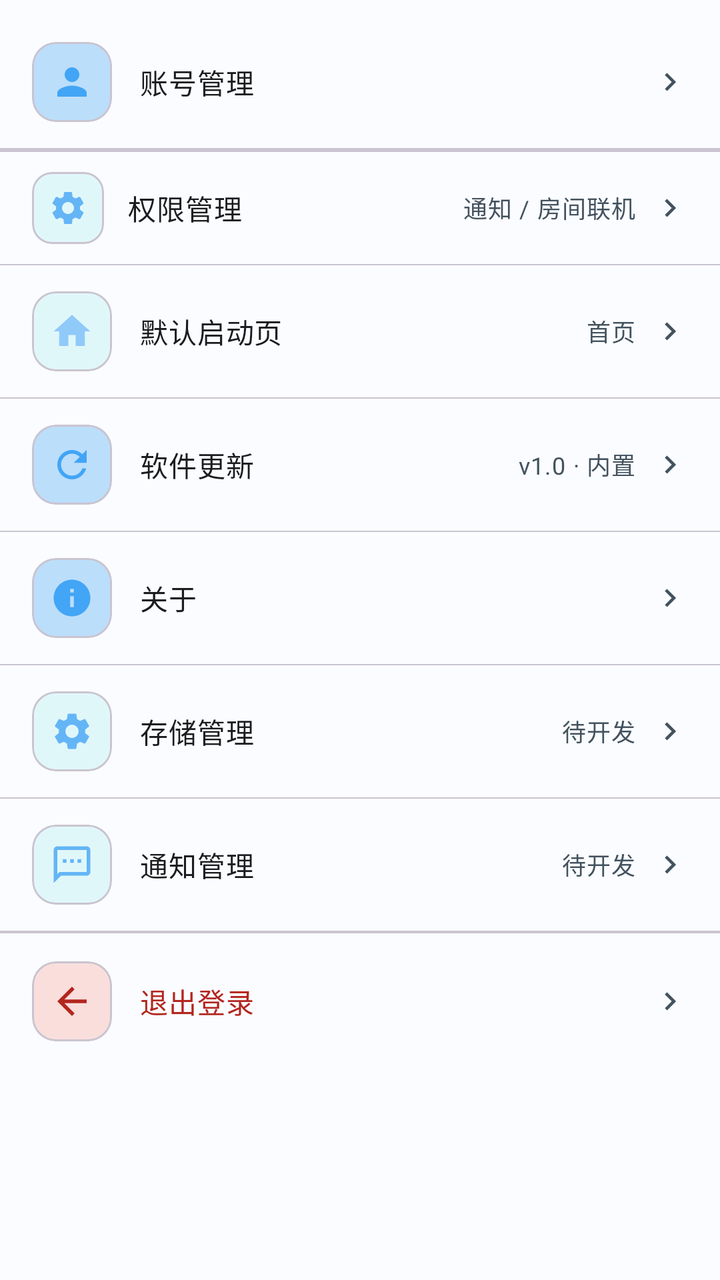
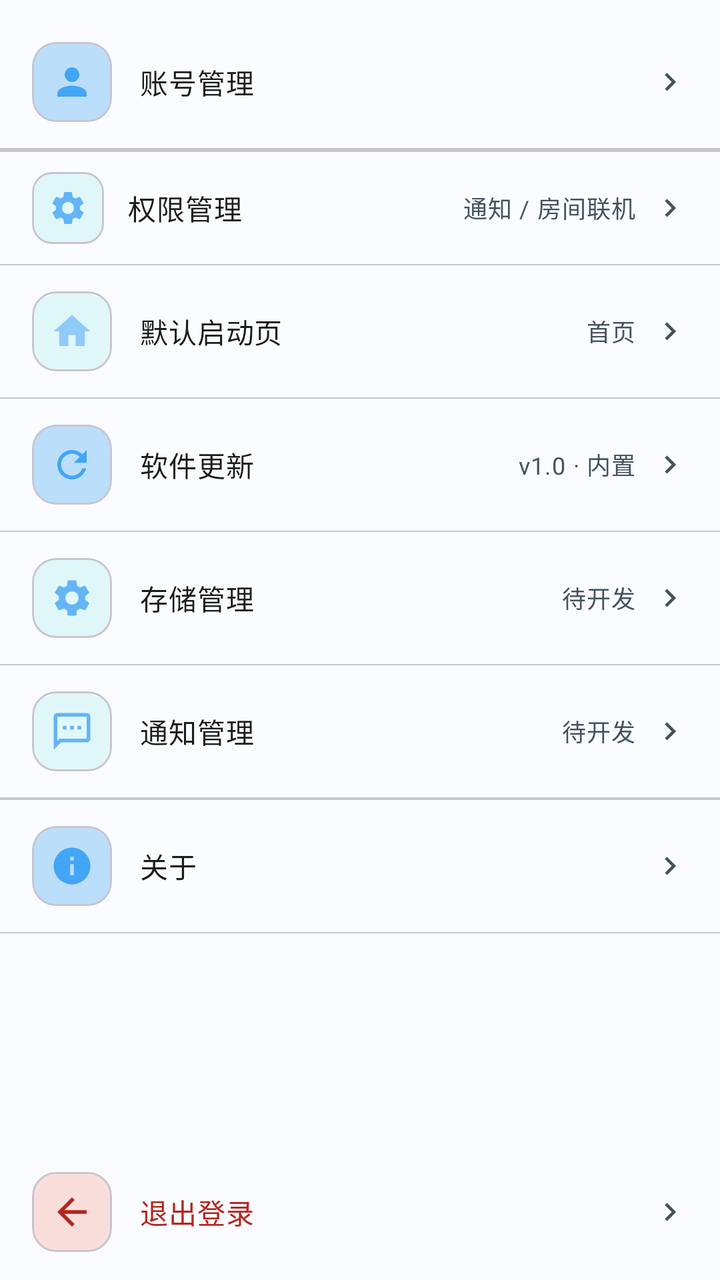

An Android layout rendered at two revisions. The XML below is the earlier revision; the diff shows what the commit changed to produce the second picture.
<!-- AndroidManifest.xml: application theme AppTheme -->
<!-- res/layout/fragment_settings.xml -->
<?xml version="1.0" encoding="utf-8"?>
<LinearLayout xmlns:android="http://schemas.android.com/apk/res/android"
    xmlns:app="http://schemas.android.com/apk/res-auto"
    android:layout_width="match_parent"
    android:layout_height="match_parent"
    android:orientation="vertical"
    android:background="?attr/colorSurface"
    android:paddingTop="8dp">

    
    <LinearLayout android:id="@+id/item_account" android:layout_width="match_parent" android:layout_height="wrap_content" android:background="?attr/selectableItemBackground" android:gravity="center_vertical" android:paddingHorizontal="16dp" android:paddingVertical="13dp">
        <com.google.android.material.card.MaterialCardView android:layout_width="40dp" android:layout_height="40dp" app:cardCornerRadius="12dp" app:cardElevation="0dp" app:cardBackgroundColor="?attr/colorPrimaryContainer">
            <ImageView android:layout_width="match_parent" android:layout_height="match_parent" android:src="@drawable/ic_mine" android:contentDescription="账号" android:padding="9dp" android:tint="?attr/colorPrimary" />
        </com.google.android.material.card.MaterialCardView>
        <TextView android:layout_width="0dp" android:layout_height="wrap_content" android:layout_weight="1" android:layout_marginStart="14dp" android:text="账号管理" android:textAppearance="?attr/textAppearanceBodyMedium" android:textColor="?attr/colorOnSurface" />
        <TextView android:id="@+id/tv_account_label" android:layout_width="wrap_content" android:layout_height="wrap_content" android:text="" android:textAppearance="?attr/textAppearanceBodySmall" android:textColor="?attr/colorOnSurfaceVariant" android:layout_marginEnd="8dp" />
        <ImageView android:layout_width="18dp" android:layout_height="18dp" android:src="@drawable/ic_chevron_right" android:contentDescription="进入" />
    </LinearLayout>
    <View android:layout_width="match_parent" android:layout_height="0.5dp" android:background="?attr/colorOutlineVariant" />

    
    <LinearLayout android:id="@+id/item_module"
            android:visibility="gone" android:layout_width="match_parent" android:layout_height="wrap_content" android:background="?attr/selectableItemBackground" android:gravity="center_vertical" android:paddingHorizontal="16dp" android:paddingVertical="13dp">
        <com.google.android.material.card.MaterialCardView android:layout_width="40dp" android:layout_height="40dp" app:cardCornerRadius="12dp" app:cardElevation="0dp" app:cardBackgroundColor="?attr/colorTertiaryContainer">
            <ImageView android:layout_width="match_parent" android:layout_height="match_parent" android:src="@drawable/ic_chat" android:contentDescription="插件" android:padding="9dp" android:tint="?attr/colorTertiary" />
        </com.google.android.material.card.MaterialCardView>
        <TextView android:layout_width="0dp" android:layout_height="wrap_content" android:layout_weight="1" android:layout_marginStart="14dp" android:text="插件" android:textAppearance="?attr/textAppearanceBodyMedium" android:textColor="?attr/colorOnSurface" />
        <TextView android:id="@+id/tv_module_count_setting" android:layout_width="wrap_content" android:layout_height="wrap_content" android:text="0个" android:textAppearance="?attr/textAppearanceBodySmall" android:textColor="?attr/colorOnSurfaceVariant" android:layout_marginEnd="8dp" />
        <ImageView android:layout_width="18dp" android:layout_height="18dp" android:src="@drawable/ic_chevron_right" android:contentDescription="进入" />
    </LinearLayout>
    <View android:layout_width="match_parent" android:layout_height="0.5dp" android:background="?attr/colorOutlineVariant" />

    <View android:layout_width="match_parent" android:layout_height="0.5dp" android:background="?attr/colorOutlineVariant" />

    
    <LinearLayout android:id="@+id/item_permission" android:layout_width="match_parent" android:layout_height="wrap_content" android:background="?attr/selectableItemBackground" android:gravity="center_vertical" android:paddingHorizontal="16dp" android:paddingVertical="10dp">
        <com.google.android.material.card.MaterialCardView android:layout_width="36dp" android:layout_height="36dp" app:cardCornerRadius="10dp" app:cardElevation="0dp" app:cardBackgroundColor="?attr/colorSecondaryContainer">
            <ImageView android:layout_width="match_parent" android:layout_height="match_parent" android:src="@drawable/ic_settings" android:contentDescription="权限" android:padding="8dp" android:tint="?attr/colorSecondary" />
        </com.google.android.material.card.MaterialCardView>
        <TextView android:layout_width="0dp" android:layout_height="wrap_content" android:layout_weight="1" android:layout_marginStart="12dp" android:text="权限管理" android:textAppearance="?attr/textAppearanceBodyMedium" android:textColor="?attr/colorOnSurface" />
        <TextView android:id="@+id/tv_perm_summary" android:layout_width="wrap_content" android:layout_height="wrap_content" android:text="通知 / 房间联机" android:textAppearance="?attr/textAppearanceBodySmall" android:textColor="?attr/colorOnSurfaceVariant" android:layout_marginEnd="8dp" />
        <ImageView android:layout_width="18dp" android:layout_height="18dp" android:src="@drawable/ic_chevron_right" android:contentDescription="进入" />
    </LinearLayout>
    <View android:layout_width="match_parent" android:layout_height="0.5dp" android:background="?attr/colorOutlineVariant" />

    
    <LinearLayout android:id="@+id/item_general" android:layout_width="match_parent" android:layout_height="wrap_content" android:background="?attr/selectableItemBackground" android:gravity="center_vertical" android:paddingHorizontal="16dp" android:paddingVertical="13dp">
        <com.google.android.material.card.MaterialCardView android:layout_width="40dp" android:layout_height="40dp" app:cardCornerRadius="12dp" app:cardElevation="0dp" app:cardBackgroundColor="?attr/colorTertiaryContainer">
            <ImageView android:layout_width="match_parent" android:layout_height="match_parent" android:src="@drawable/ic_home" android:contentDescription="默认页" android:padding="9dp" android:tint="?attr/colorTertiary" />
        </com.google.android.material.card.MaterialCardView>
        <TextView android:layout_width="0dp" android:layout_height="wrap_content" android:layout_weight="1" android:layout_marginStart="14dp" android:text="默认启动页" android:textAppearance="?attr/textAppearanceBodyMedium" android:textColor="?attr/colorOnSurface" />
        <TextView android:id="@+id/tv_default_page" android:layout_width="wrap_content" android:layout_height="wrap_content" android:text="首页" android:textAppearance="?attr/textAppearanceBodySmall" android:textColor="?attr/colorOnSurfaceVariant" android:layout_marginEnd="8dp" />
        <ImageView android:layout_width="18dp" android:layout_height="18dp" android:src="@drawable/ic_chevron_right" android:contentDescription="进入" />
    </LinearLayout>
    <View android:layout_width="match_parent" android:layout_height="0.5dp" android:background="?attr/colorOutlineVariant" />

    
    <LinearLayout android:id="@+id/item_update" android:layout_width="match_parent" android:layout_height="wrap_content" android:background="?attr/selectableItemBackground" android:gravity="center_vertical" android:paddingHorizontal="16dp" android:paddingVertical="13dp">
        <com.google.android.material.card.MaterialCardView android:layout_width="40dp" android:layout_height="40dp" app:cardCornerRadius="12dp" app:cardElevation="0dp" app:cardBackgroundColor="?attr/colorPrimaryContainer">
            <ImageView android:layout_width="match_parent" android:layout_height="match_parent" android:src="@drawable/ic_refresh" android:contentDescription="更新" android:padding="9dp" android:tint="?attr/colorPrimary" />
        </com.google.android.material.card.MaterialCardView>
        <TextView android:layout_width="0dp" android:layout_height="wrap_content" android:layout_weight="1" android:layout_marginStart="14dp" android:text="软件更新" android:textAppearance="?attr/textAppearanceBodyMedium" android:textColor="?attr/colorOnSurface" />
        <TextView android:id="@+id/tv_update_state" android:layout_width="wrap_content" android:layout_height="wrap_content" android:text="v1.0 · 内置" android:textAppearance="?attr/textAppearanceBodySmall" android:textColor="?attr/colorOnSurfaceVariant" android:layout_marginEnd="8dp" />
        <ImageView android:layout_width="18dp" android:layout_height="18dp" android:src="@drawable/ic_chevron_right" android:contentDescription="进入" />
    </LinearLayout>
    <View android:layout_width="match_parent" android:layout_height="0.5dp" android:background="?attr/colorOutlineVariant" />

    
    <LinearLayout android:id="@+id/item_about" android:layout_width="match_parent" android:layout_height="wrap_content" android:background="?attr/selectableItemBackground" android:gravity="center_vertical" android:paddingHorizontal="16dp" android:paddingVertical="13dp">
        <com.google.android.material.card.MaterialCardView android:layout_width="40dp" android:layout_height="40dp" app:cardCornerRadius="12dp" app:cardElevation="0dp" app:cardBackgroundColor="?attr/colorPrimaryContainer">
            <ImageView android:layout_width="match_parent" android:layout_height="match_parent" android:src="@drawable/ic_info" android:contentDescription="关于" android:padding="9dp" android:tint="?attr/colorPrimary" />
        </com.google.android.material.card.MaterialCardView>
        <TextView android:layout_width="0dp" android:layout_height="wrap_content" android:layout_weight="1" android:layout_marginStart="14dp" android:text="关于" android:textAppearance="?attr/textAppearanceBodyMedium" android:textColor="?attr/colorOnSurface" />
        <TextView android:id="@+id/tv_about_label" android:layout_width="wrap_content" android:layout_height="wrap_content" android:text="" android:textAppearance="?attr/textAppearanceBodySmall" android:textColor="?attr/colorOnSurfaceVariant" android:layout_marginEnd="8dp" />
        <ImageView android:layout_width="18dp" android:layout_height="18dp" android:src="@drawable/ic_chevron_right" android:contentDescription="进入" />
    </LinearLayout>
    <View android:layout_width="match_parent" android:layout_height="0.5dp" android:background="?attr/colorOutlineVariant" />


    
    <LinearLayout android:id="@+id/item_storage" android:layout_width="match_parent" android:layout_height="wrap_content" android:background="?attr/selectableItemBackground" android:gravity="center_vertical" android:paddingHorizontal="16dp" android:paddingVertical="13dp">
        <com.google.android.material.card.MaterialCardView android:layout_width="40dp" android:layout_height="40dp" app:cardCornerRadius="12dp" app:cardElevation="0dp" app:cardBackgroundColor="?attr/colorSecondaryContainer">
            <ImageView android:layout_width="match_parent" android:layout_height="match_parent" android:src="@drawable/ic_settings" android:contentDescription="存储" android:padding="9dp" android:tint="?attr/colorSecondary" />
        </com.google.android.material.card.MaterialCardView>
        <TextView android:layout_width="0dp" android:layout_height="wrap_content" android:layout_weight="1" android:layout_marginStart="14dp" android:text="存储管理" android:textAppearance="?attr/textAppearanceBodyMedium" android:textColor="?attr/colorOnSurface" />
        <TextView android:layout_width="wrap_content" android:layout_height="wrap_content" android:text="待开发" android:textAppearance="?attr/textAppearanceBodySmall" android:textColor="?attr/colorOnSurfaceVariant" android:layout_marginEnd="8dp" />
        <ImageView android:layout_width="18dp" android:layout_height="18dp" android:src="@drawable/ic_chevron_right" android:contentDescription="进入" />
    </LinearLayout>
    <View android:layout_width="match_parent" android:layout_height="0.5dp" android:background="?attr/colorOutlineVariant" />

    
    <LinearLayout android:id="@+id/item_notification" android:layout_width="match_parent" android:layout_height="wrap_content" android:background="?attr/selectableItemBackground" android:gravity="center_vertical" android:paddingHorizontal="16dp" android:paddingVertical="13dp">
        <com.google.android.material.card.MaterialCardView android:layout_width="40dp" android:layout_height="40dp" app:cardCornerRadius="12dp" app:cardElevation="0dp" app:cardBackgroundColor="?attr/colorSecondaryContainer">
            <ImageView android:layout_width="match_parent" android:layout_height="match_parent" android:src="@drawable/ic_chat" android:contentDescription="通知" android:padding="9dp" android:tint="?attr/colorSecondary" />
        </com.google.android.material.card.MaterialCardView>
        <TextView android:layout_width="0dp" android:layout_height="wrap_content" android:layout_weight="1" android:layout_marginStart="14dp" android:text="通知管理" android:textAppearance="?attr/textAppearanceBodyMedium" android:textColor="?attr/colorOnSurface" />
        <TextView android:layout_width="wrap_content" android:layout_height="wrap_content" android:text="待开发" android:textAppearance="?attr/textAppearanceBodySmall" android:textColor="?attr/colorOnSurfaceVariant" android:layout_marginEnd="8dp" />
        <ImageView android:layout_width="18dp" android:layout_height="18dp" android:src="@drawable/ic_chevron_right" android:contentDescription="进入" />
    </LinearLayout>
    <View android:layout_width="match_parent" android:layout_height="0.5dp" android:background="?attr/colorOutlineVariant" />

    
    <LinearLayout android:id="@+id/item_terracotta"
            android:visibility="gone" android:layout_width="match_parent" android:layout_height="wrap_content" android:background="?attr/selectableItemBackground" android:gravity="center_vertical" android:paddingHorizontal="16dp" android:paddingVertical="9dp">
        <com.google.android.material.card.MaterialCardView android:layout_width="36dp" android:layout_height="36dp" app:cardCornerRadius="10dp" app:cardElevation="0dp" app:cardBackgroundColor="?attr/colorTertiaryContainer">
            <ImageView android:layout_width="match_parent" android:layout_height="match_parent" android:src="@drawable/ic_chat" android:contentDescription="房间联机" android:padding="8dp" android:tint="?attr/colorTertiary" />
        </com.google.android.material.card.MaterialCardView>
        <TextView android:layout_width="0dp" android:layout_height="wrap_content" android:layout_weight="1" android:layout_marginStart="12dp" android:text="房间联机" android:textAppearance="?attr/textAppearanceBodyMedium" android:textColor="?attr/colorOnSurface" />
        <TextView android:id="@+id/tv_terracotta_state" android:layout_width="wrap_content" android:layout_height="wrap_content" android:text="开启" android:textAppearance="?attr/textAppearanceBodySmall" android:textColor="?attr/colorOnSurfaceVariant" android:layout_marginEnd="6dp" />
        <com.google.android.material.switchmaterial.SwitchMaterial android:id="@+id/switch_terracotta" android:layout_width="wrap_content" android:layout_height="wrap_content" />
    </LinearLayout>
    <View android:layout_width="match_parent" android:layout_height="0.5dp" android:background="?attr/colorOutlineVariant" />

    
    <LinearLayout android:id="@+id/item_logout" android:layout_width="match_parent" android:layout_height="wrap_content" android:background="?attr/selectableItemBackground" android:gravity="center_vertical" android:paddingHorizontal="16dp" android:paddingVertical="14dp">
        <com.google.android.material.card.MaterialCardView android:layout_width="40dp" android:layout_height="40dp" app:cardCornerRadius="12dp" app:cardElevation="0dp" app:cardBackgroundColor="?attr/colorErrorContainer">
            <ImageView android:layout_width="match_parent" android:layout_height="match_parent" android:src="@drawable/ic_arrow_back" android:contentDescription="退出" android:padding="9dp" android:tint="?attr/colorError" />
        </com.google.android.material.card.MaterialCardView>
        <TextView android:layout_width="0dp" android:layout_height="wrap_content" android:layout_weight="1" android:layout_marginStart="14dp" android:text="退出登录" android:textAppearance="?attr/textAppearanceBodyMedium" android:textColor="?attr/colorError" />
        <ImageView android:layout_width="18dp" android:layout_height="18dp" android:src="@drawable/ic_chevron_right" android:contentDescription="进入" />
    </LinearLayout>
</LinearLayout>
<!-- resources referenced by this layout -->
<resources>
  <!-- drawable ic_chevron_right (drawable) -->
  <?xml version="1.0" encoding="utf-8"?>
  <vector xmlns:android="http://schemas.android.com/apk/res/android"
      android:width="24dp"
      android:height="24dp"
      android:viewportWidth="24"
      android:viewportHeight="24"
      android:tint="?attr/colorOnSurfaceVariant">
      <path
          android:fillColor="@android:color/white"
          android:pathData="M10,6L8.59,7.41 13.17,12l-4.58,4.59L10,18l6,-6z" />
  </vector>
  <!-- drawable ic_home (drawable) -->
  <?xml version="1.0" encoding="utf-8"?>
  <vector xmlns:android="http://schemas.android.com/apk/res/android"
      android:width="24dp"
      android:height="24dp"
      android:viewportWidth="24"
      android:viewportHeight="24"
      android:tint="?attr/colorOnSurfaceVariant">
      <path
          android:fillColor="@android:color/white"
          android:pathData="M10,20v-6h4v6h5v-8h3L12,3 2,12h3v8z" />
  </vector>
  <!-- drawable ic_info (drawable) -->
  <?xml version="1.0" encoding="utf-8"?>
  <vector xmlns:android="http://schemas.android.com/apk/res/android"
      android:width="24dp" android:height="24dp"
      android:viewportWidth="24" android:viewportHeight="24">
      <path android:fillColor="#FF000000"
          android:pathData="M12,2C6.48,2 2,6.48 2,12s4.48,10 10,10 10,-4.48 10,-10S17.52,2 12,2zM13,17h-2v-6h2v6zM13,9h-2V7h2v2z" />
  </vector>
  <style name="AppTheme" parent="Base.AppTheme" />
  <color name="glass_light_40">#66FEFCFC</color>
  <color name="glass_light_50">#80FEFCFC</color>
  <!-- drawable bg_window_gradient (drawable) -->
  <?xml version="1.0" encoding="utf-8"?>
  <shape xmlns:android="http://schemas.android.com/apk/res/android"
      android:shape="rectangle">
      <gradient
          android:type="linear"
          android:startColor="@color/gradient_soft_start"
          android:endColor="@color/gradient_soft_end"
          android:angle="135" />
  </shape>
  <color name="primary">#42A5F5</color>
  <color name="on_primary">#FFFFFF</color>
  <color name="primary_container">#BBDEFB</color>
  <color name="surface">#FAFCFF</color>
  <color name="on_surface">#1A1C1E</color>
  <color name="surface_variant">#DCE9F5</color>
  <color name="on_surface_variant">#43525E</color>
  <color name="error">#B3261E</color>
  <color name="on_error">#FFFFFF</color>
  <color name="error_container">#F9DEDC</color>
  <color name="on_error_container">#410E0B</color>
  <color name="surface_container_low">#F7FBFF</color>
  <color name="on_primary_container">#1B3A5C</color>
  <color name="surface_container">#F1F8FD</color>
  <color name="surface_container_high">#E8F2FB</color>
  <color name="surface_container_highest">#E0EDF8</color>
  <color name="tertiary">#90CAF9</color>
  <color name="on_tertiary">#1B3A5C</color>
  <color name="tertiary_container">#E0F7FA</color>
  <color name="on_tertiary_container">#1F4A5A</color>
  <color name="outline">#79747E</color>
  <color name="outline_variant">#CAC4D0</color>
  <color name="secondary">#64B5F6</color>
  <color name="on_secondary">#FFFFFF</color>
  <color name="secondary_container">#E0F7FA</color>
  <color name="on_secondary_container">#1F4A5A</color>
  <style name="ShapeAppearance.Small" parent="ShapeAppearance.Material3.SmallComponent">
          <item name="cornerFamily">rounded</item>
          <item name="cornerSize">12dp</item>
      </style>
  <style name="ShapeAppearance.Medium" parent="ShapeAppearance.Material3.MediumComponent">
          <item name="cornerFamily">rounded</item>
          <item name="cornerSize">18dp</item>
      </style>
  <style name="ShapeAppearance.Large" parent="ShapeAppearance.Material3.LargeComponent">
          <item name="cornerFamily">rounded</item>
          <item name="cornerSize">28dp</item>
      </style>
  <color name="gradient_soft_start">#E0F7FA</color>
  <color name="gradient_soft_end">#E3F2FD</color>
</resources>

<!-- the commit's change to res/layout/fragment_settings.xml (unified diff, before → after) -->
@@ -2,6 +2,23 @@
 <LinearLayout xmlns:android="http://schemas.android.com/apk/res/android"
     xmlns:app="http://schemas.android.com/apk/res-auto"
     android:layout_width="match_parent"
+    android:layout_height="match_parent"
+    android:orientation="vertical"
+    android:background="?attr/colorSurface">
+
+    
+    <ScrollView
+        android:layout_width="match_parent"
+        android:layout_height="0dp"
+        android:layout_weight="1"
+        android:paddingTop="8dp"
+        android:scrollbars="none">
+
+        <LinearLayout
+            android:layout_width="match_parent"
+            android:layout_height="wrap_content"
+            android:orientation="vertical">
+
     android:layout_height="match_parent"
     android:orientation="vertical"
     android:background="?attr/colorSurface"
@@ -66,15 +83,6 @@
     <View android:layout_width="match_parent" android:layout_height="0.5dp" android:background="?attr/colorOutlineVariant" />
 
     
-    <LinearLayout android:id="@+id/item_about" android:layout_width="match_parent" android:layout_height="wrap_content" android:background="?attr/selectableItemBackground" android:gravity="center_vertical" android:paddingHorizontal="16dp" android:paddingVertical="13dp">
-        <com.google.android.material.card.MaterialCardView android:layout_width="40dp" android:layout_height="40dp" app:cardCornerRadius="12dp" app:cardElevation="0dp" app:cardBackgroundColor="?attr/colorPrimaryContainer">
-            <ImageView android:layout_width="match_parent" android:layout_height="match_parent" android:src="@drawable/ic_info" android:contentDescription="关于" android:padding="9dp" android:tint="?attr/colorPrimary" />
-        </com.google.android.material.card.MaterialCardView>
-        <TextView android:layout_width="0dp" android:layout_height="wrap_content" android:layout_weight="1" android:layout_marginStart="14dp" android:text="关于" android:textAppearance="?attr/textAppearanceBodyMedium" android:textColor="?attr/colorOnSurface" />
-        <TextView android:id="@+id/tv_about_label" android:layout_width="wrap_content" android:layout_height="wrap_content" android:text="" android:textAppearance="?attr/textAppearanceBodySmall" android:textColor="?attr/colorOnSurfaceVariant" android:layout_marginEnd="8dp" />
-        <ImageView android:layout_width="18dp" android:layout_height="18dp" android:src="@drawable/ic_chevron_right" android:contentDescription="进入" />
-    </LinearLayout>
-    <View android:layout_width="match_parent" android:layout_height="0.5dp" android:background="?attr/colorOutlineVariant" />
 
 
     
@@ -112,6 +120,21 @@
     <View android:layout_width="match_parent" android:layout_height="0.5dp" android:background="?attr/colorOutlineVariant" />
 
     
+
+    <LinearLayout android:id="@+id/item_about" android:layout_width="match_parent" android:layout_height="wrap_content" android:background="?attr/selectableItemBackground" android:gravity="center_vertical" android:paddingHorizontal="16dp" android:paddingVertical="13dp">
+        <com.google.android.material.card.MaterialCardView android:layout_width="40dp" android:layout_height="40dp" app:cardCornerRadius="12dp" app:cardElevation="0dp" app:cardBackgroundColor="?attr/colorPrimaryContainer">
+            <ImageView android:layout_width="match_parent" android:layout_height="match_parent" android:src="@drawable/ic_info" android:contentDescription="关于" android:padding="9dp" android:tint="?attr/colorPrimary" />
+        </com.google.android.material.card.MaterialCardView>
+        <TextView android:layout_width="0dp" android:layout_height="wrap_content" android:layout_weight="1" android:layout_marginStart="14dp" android:text="关于" android:textAppearance="?attr/textAppearanceBodyMedium" android:textColor="?attr/colorOnSurface" />
+        <TextView android:id="@+id/tv_about_label" android:layout_width="wrap_content" android:layout_height="wrap_content" android:text="" android:textAppearance="?attr/textAppearanceBodySmall" android:textColor="?attr/colorOnSurfaceVariant" android:layout_marginEnd="8dp" />
+        <ImageView android:layout_width="18dp" android:layout_height="18dp" android:src="@drawable/ic_chevron_right" android:contentDescription="进入" />
+    </LinearLayout>
+    <View android:layout_width="match_parent" android:layout_height="0.5dp" android:background="?attr/colorOutlineVariant" />
+
+        </LinearLayout>
+    </ScrollView>
+
+    
     <LinearLayout android:id="@+id/item_logout" android:layout_width="match_parent" android:layout_height="wrap_content" android:background="?attr/selectableItemBackground" android:gravity="center_vertical" android:paddingHorizontal="16dp" android:paddingVertical="14dp">
         <com.google.android.material.card.MaterialCardView android:layout_width="40dp" android:layout_height="40dp" app:cardCornerRadius="12dp" app:cardElevation="0dp" app:cardBackgroundColor="?attr/colorErrorContainer">
             <ImageView android:layout_width="match_parent" android:layout_height="match_parent" android:src="@drawable/ic_arrow_back" android:contentDescription="退出" android:padding="9dp" android:tint="?attr/colorError" />
